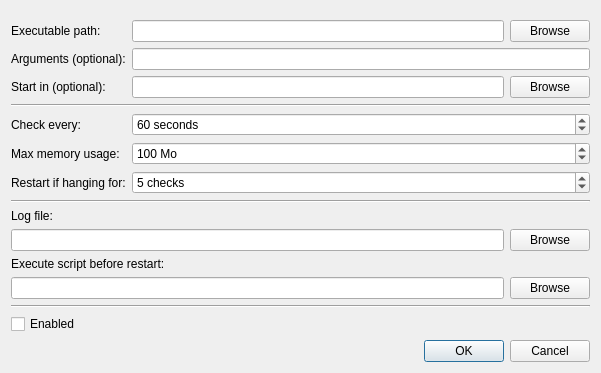
Qt form src/dialogs/editprogramdialog.ui (Lanceliogs/ForeverUp) before a commit.
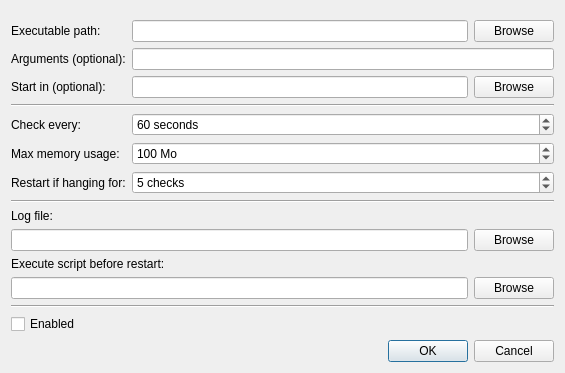
The same form after that commit. Icons and pictures are not drawn.

Diff of the .ui file:
```diff
--- a/src/dialogs/editprogramdialog.ui
+++ b/src/dialogs/editprogramdialog.ui
@@ -6,7 +6,7 @@
    <rect>
     <x>0</x>
     <y>0</y>
-    <width>601</width>
+    <width>565</width>
     <height>372</height>
    </rect>
   </property>
```
Left out of the diff: 82 changed lines with no effect on the pictures.
